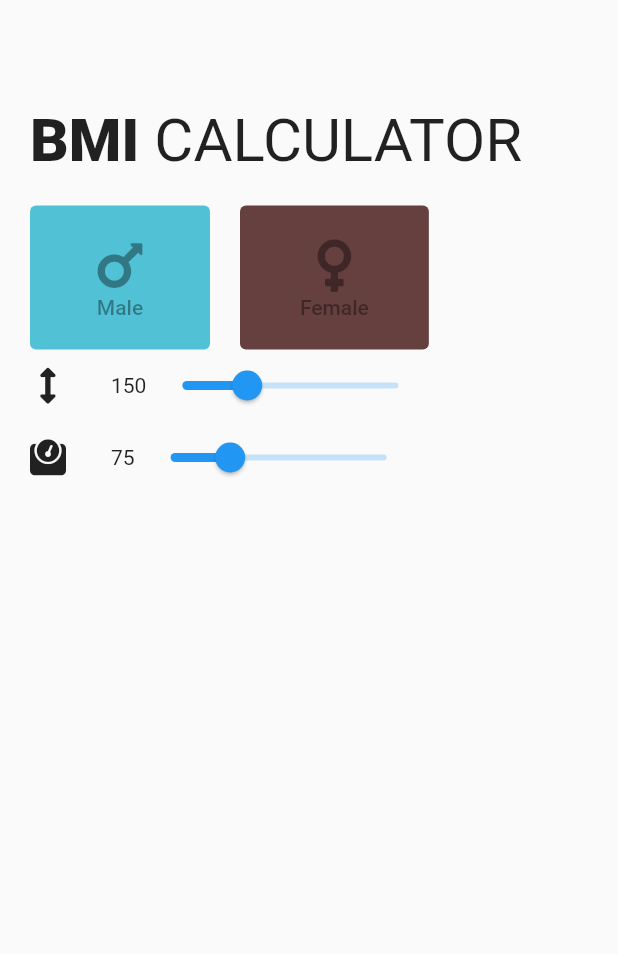
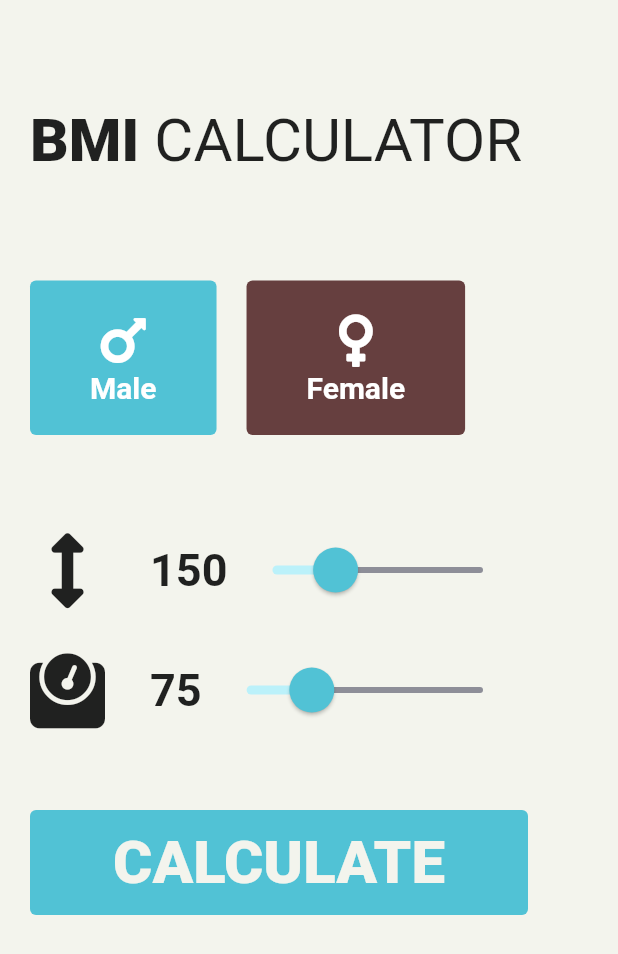
Before and after one commit to PatrickS136/bmicalc, a Flutter app: the screen it shows after launch, on a phone screen of 412 x 824 dp. Shown: the top 954 px of the screen. Run offline on Flutter 3.47's test engine with Material 2 defaults, Android fonts, the phone set to English and light mode, and no system bars; our stand-ins replace font_awesome_flutter.

Commit message:
Finished up the main page

```diff
--- /dev/null
+++ b/lib/components/calculateButton.dart
@@ -0,0 +1,26 @@
+import 'package:bmicalc/constants.dart';
+import 'package:flutter/material.dart';
+
+class CalcButton extends StatelessWidget {
+  final Function calculate;
+  final bool maleSelected;
+  CalcButton({this.calculate, this.maleSelected});
+  @override
+  Widget build(BuildContext context) {
+    return Container(
+      margin: EdgeInsets.only(top: 50),
+      width: double.infinity,
+      height: 70,
+      child: TextButton(
+        child: Text(
+          "CALCULATE",
+          style: kCButton,
+        ),
+        onPressed: calculate,
+        style: TextButton.styleFrom(
+          backgroundColor: maleSelected ? darkBlue : darkRed,
+        ),
+      ),
+    );
+  }
+}
--- a/lib/components/genderButton.dart
+++ b/lib/components/genderButton.dart
@@ -4,7 +4,8 @@ class GenderButton extends StatelessWidget {
   final dynamic genderIcon;
   final String text;
   final Color color;
-  GenderButton({this.color, this.genderIcon, this.text});
+  final Function callback;
+  GenderButton({this.color, this.genderIcon, this.text, this.callback});
   @override
   Widget build(BuildContext context) {
     return TextButton(
@@ -12,14 +13,22 @@ class GenderButton extends StatelessWidget {
         backgroundColor: color,
         padding: EdgeInsets.symmetric(horizontal: 40, vertical: 20),
       ),
-      onPressed: null,
+      onPressed: callback,
       child: Column(
         children: [
           Icon(
             genderIcon,
             size: 40,
+            color: Colors.white,
           ),
-          Text(text),
+          Text(
+            text,
+            style: TextStyle(
+              fontSize: 20,
+              fontWeight: FontWeight.bold,
+              color: Colors.white,
+            ),
+          ),
         ],
       ),
     );
--- a/lib/components/genderRow.dart
+++ b/lib/components/genderRow.dart
@@ -4,15 +4,20 @@ import 'package:font_awesome_flutter/font_awesome_flutter.dart';
 import 'package:bmicalc/constants.dart';
 
 class GenderRow extends StatelessWidget {
+  final Function selectGender;
+  GenderRow({this.selectGender});
   @override
   Widget build(BuildContext context) {
-    return Row(
+    return Container(
+      margin: EdgeInsets.only(bottom: 40, top: 50),
+      child: Row(
         mainAxisAlignment: MainAxisAlignment.start,
         children: [
           GenderButton(
             genderIcon: FontAwesomeIcons.mars,
             text: "Male",
             color: darkBlue,
+            callback: selectGender,
           ),
           SizedBox(
             width: 20,
@@ -21,8 +26,10 @@ class GenderRow extends StatelessWidget {
             color: darkRed,
             genderIcon: FontAwesomeIcons.venus,
             text: 'Female',
+            callback: selectGender,
           ),
         ],
+      ),
     );
   }
 }
--- a/lib/components/hwSlider.dart
+++ b/lib/components/hwSlider.dart
@@ -1,3 +1,4 @@
+import 'package:bmicalc/constants.dart';
 import 'package:flutter/material.dart';
 
 class HWSlider extends StatelessWidget {
@@ -5,26 +6,53 @@ class HWSlider extends StatelessWidget {
   final dynamic icon;
   final int value;
   final int min;
+  final bool maleSelected;
   final int max;
-  HWSlider({this.setValue, this.icon, this.value, this.max, this.min});
+  HWSlider({
+    this.setValue,
+    this.icon,
+    this.value,
+    this.max,
+    this.min,
+    this.maleSelected,
+  });
   @override
   Widget build(BuildContext context) {
-    return Row(
+    return Container(
+      padding: EdgeInsets.only(top: 20, bottom: 0),
+      child: Row(
         children: [
-        Icon(icon),
+          Icon(
+            icon,
+            size: 50,
+          ),
           SizedBox(
             width: 30,
           ),
           Text(
             value.toString(),
+            style: kHWStyle,
           ),
-        Slider(
+          Expanded(
+            child: SliderTheme(
+              data: SliderTheme.of(context).copyWith(
+                inactiveTrackColor: Color(0xFF8D8E98),
+                activeTrackColor: (maleSelected == true) ? blue : red,
+                thumbColor: (maleSelected == true) ? darkBlue : darkRed,
+                overlayColor: (maleSelected == true) ? blue : red,
+                thumbShape: RoundSliderThumbShape(enabledThumbRadius: 15.0),
+                overlayShape: RoundSliderOverlayShape(overlayRadius: 30.0),
+              ),
+              child: Slider(
                 value: value.toDouble(),
                 min: min.toDouble(),
                 max: max.toDouble(),
                 onChanged: setValue,
               ),
+            ),
+          ),
         ],
+      ),
     );
   }
 }
--- a/lib/constants.dart
+++ b/lib/constants.dart
@@ -4,6 +4,7 @@ const Color red = Color.fromRGBO(236, 70, 70, 1);
 const Color darkBlue = Color.fromRGBO(81, 194, 213, 1);
 const Color darkRed = Color.fromRGBO(102, 63, 63, 1);
 const Color blue = Color.fromRGBO(187, 241, 250, 1);
+const Color grey = Color.fromRGBO(243, 244, 237, 1);
 
 const kBmiTextStyle = TextStyle(
   fontWeight: FontWeight.w800,
@@ -13,3 +14,14 @@ const kBmiTextStyle = TextStyle(
 const kCalculatorTextStyle = TextStyle(
   fontSize: 40,
 );
+
+const kHWStyle = TextStyle(
+  fontSize: 30,
+  fontWeight: FontWeight.bold,
+);
+
+const kCButton = TextStyle(
+  fontSize: 40,
+  fontWeight: FontWeight.w800,
+  color: grey,
+);
--- a/lib/screens/bmiCalc.dart
+++ b/lib/screens/bmiCalc.dart
@@ -1,9 +1,11 @@
+import 'package:bmicalc/constants.dart';
 import 'package:flutter/material.dart';
-import 'package:bmicalc/constants.dart';
+// import 'package:bmicalc/constants.dart';
 import 'package:bmicalc/components/titleText.dart';
 import 'package:bmicalc/components/genderRow.dart';
 import 'package:bmicalc/components/hwSlider.dart';
 import 'package:font_awesome_flutter/font_awesome_flutter.dart';
+import 'package:bmicalc/components/calculateButton.dart';
 
 class BmiCalc extends StatefulWidget {
   @override
@@ -13,6 +15,7 @@ class BmiCalc extends StatefulWidget {
 class _BmiCalcState extends State<BmiCalc> {
   int height = 150;
   int weight = 75;
+  bool maleSelected = true;
   void setHeight(newValue) {
     setState(() {
       height = newValue.round();
@@ -27,10 +30,17 @@ class _BmiCalcState extends State<BmiCalc> {
     });
   }
 
+  void selectGender() {
+    setState(() {
+      (maleSelected) ? maleSelected = false : maleSelected = true;
+    });
+  }
+
   @override
   Widget build(BuildContext context) {
     return Scaffold(
       body: Container(
+        color: grey,
         padding: EdgeInsets.only(top: 70, left: 20, right: 60, bottom: 30),
         child: Column(
           children: [
@@ -38,13 +48,14 @@ class _BmiCalcState extends State<BmiCalc> {
             SizedBox(
               height: 20,
             ),
-            GenderRow(),
+            GenderRow(selectGender: selectGender),
             HWSlider(
               icon: FontAwesomeIcons.arrowsAltV,
               setValue: setHeight,
               value: height,
               min: 120,
               max: 220,
+              maleSelected: maleSelected,
             ),
             HWSlider(
               icon: FontAwesomeIcons.weight,
@@ -52,7 +63,12 @@ class _BmiCalcState extends State<BmiCalc> {
               value: weight,
               min: 35,
               max: 180,
+              maleSelected: maleSelected,
             ),
+            CalcButton(
+              maleSelected: maleSelected,
+              calculate: null,
+            )
           ],
         ),
       ),
```
Lines whose indentation alone changed are shown as unchanged.
